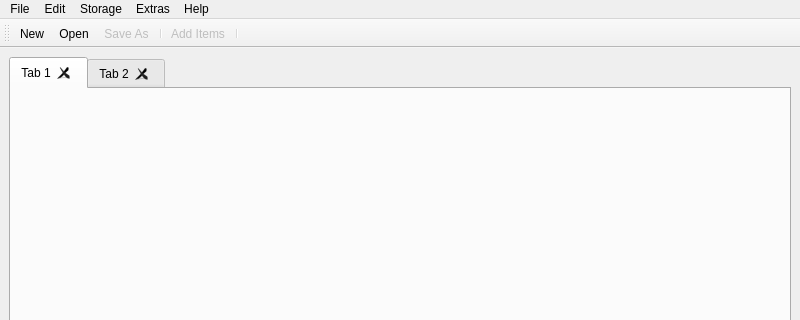
Before: the Qt Designer form mainwindow.ui in geertdaelemans/BrickManager, drawn with Qt 5; both pictures show x 0 to 800 and y 0 to 320 of the 800 by 600 pixel window.
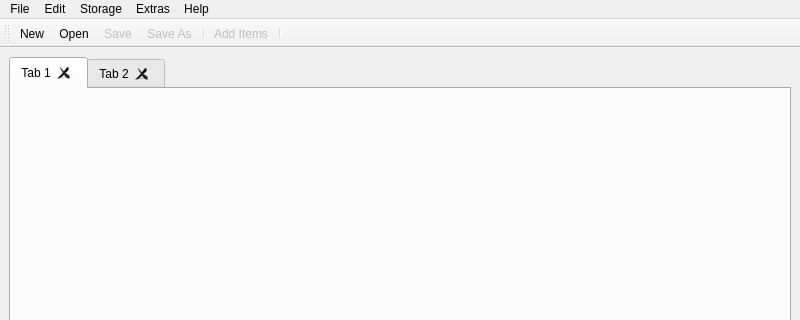
After: the same form once the commit is applied. Icons and pictures are not drawn.

What changed in the file:
```diff
--- a/mainwindow.ui
+++ b/mainwindow.ui
@@ -134,6 +134,7 @@
    </attribute>
    <addaction name="actionNew"/>
    <addaction name="actionOpen"/>
+   <addaction name="actionSave"/>
    <addaction name="actionSave_As"/>
    <addaction name="separator"/>
    <addaction name="actionAdd_Items"/>
@@ -279,6 +280,21 @@
     <string>Image Tester</string>
    </property>
   </action>
+  <action name="actionSave">
+   <property name="enabled">
+    <bool>false</bool>
+   </property>
+   <property name="icon">
+    <iconset resource="images.qrc">
+     <normaloff>:/icons/images/22x22/file_save.png</normaloff>:/icons/images/22x22/file_save.png</iconset>
+   </property>
+   <property name="text">
+    <string>Save</string>
+   </property>
+   <property name="shortcut">
+    <string>Ctrl+S</string>
+   </property>
+  </action>
  </widget>
  <resources>
   <include location="images.qrc"/>
```
Left out of the diff: 3 changed lines with no effect on the pictures.
